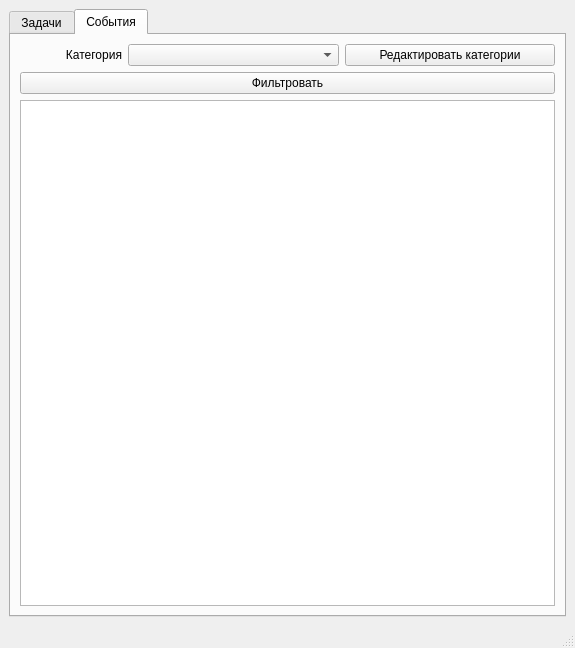
This is ui files/mainWindow.ui in SutsuraGod/To-Do-List as Qt 5 draws it before an edit. The edited form follows.
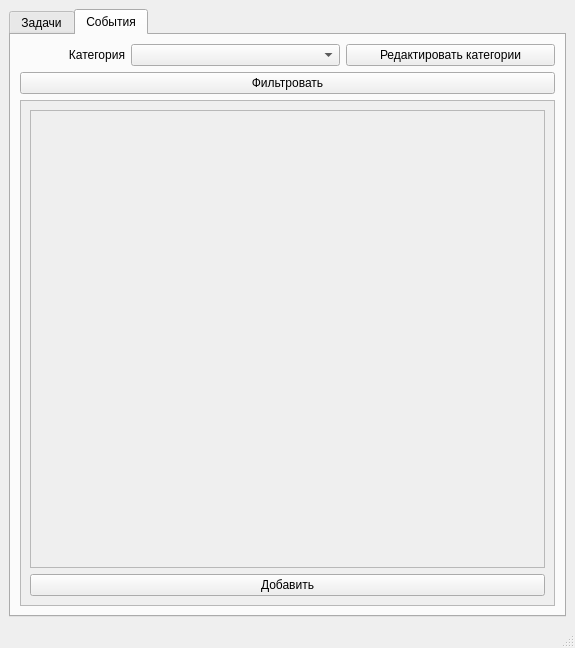
This is the edited form. The open tabs and pages were chosen to show the change.

What changed in the file:
```diff
--- a/ui files/mainWindow.ui
+++ b/ui files/mainWindow.ui
@@ -92,8 +92,8 @@
         <string>События</string>
        </attribute>
        <layout class="QGridLayout" name="gridLayout_2">
-        <item row="7" column="0" colspan="5">
-         <widget class="QTableWidget" name="eventsTable"/>
+        <item row="0" column="1" colspan="2">
+         <widget class="QComboBox" name="categoriesInEvents"/>
         </item>
         <item row="0" column="3" colspan="2">
          <widget class="QPushButton" name="editCategoryButtonInEvents">
@@ -109,9 +109,6 @@
           </property>
          </widget>
         </item>
-        <item row="0" column="1" colspan="2">
-         <widget class="QComboBox" name="categoriesInEvents"/>
-        </item>
         <item row="0" column="0">
          <widget class="QLabel" name="label">
           <property name="text">
@@ -119,6 +116,42 @@
           </property>
          </widget>
         </item>
+        <item row="2" column="0" colspan="5">
+         <widget class="QScrollArea" name="eventsScrollArea">
+          <property name="widgetResizable">
+           <bool>true</bool>
+          </property>
+          <widget class="QWidget" name="scrollAreaWidgetContents_2">
+           <property name="geometry">
+            <rect>
+             <x>0</x>
+             <y>0</y>
+             <width>531</width>
+             <height>506</height>
+            </rect>
+           </property>
+           <layout class="QGridLayout" name="gridLayout_5">
+            <item row="0" column="0">
+             <widget class="QFrame" name="eventsContainer">
+              <property name="frameShape">
+               <enum>QFrame::StyledPanel</enum>
+              </property>
+              <property name="frameShadow">
+               <enum>QFrame::Raised</enum>
+              </property>
+             </widget>
+            </item>
+            <item row="1" column="0">
+             <widget class="QPushButton" name="addEventButton">
+              <property name="text">
+               <string>Добавить</string>
+              </property>
+             </widget>
+            </item>
+           </layout>
+          </widget>
+         </widget>
+        </item>
        </layout>
       </widget>
      </widget>
```
